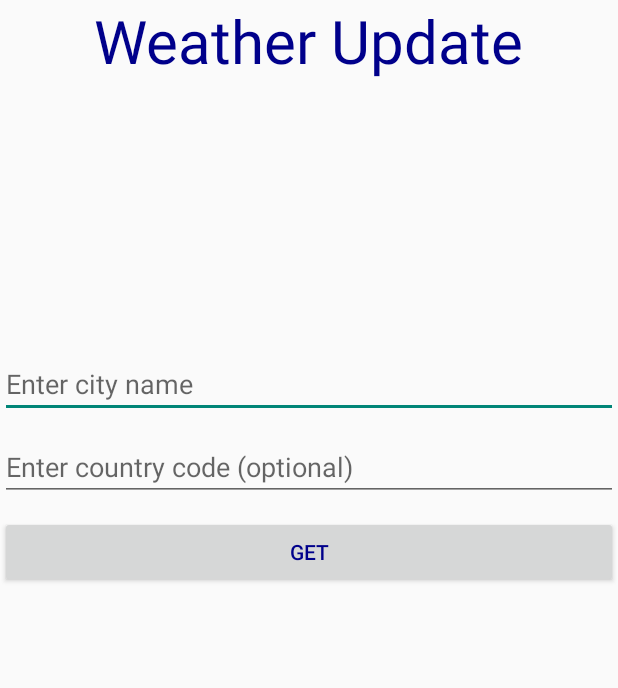
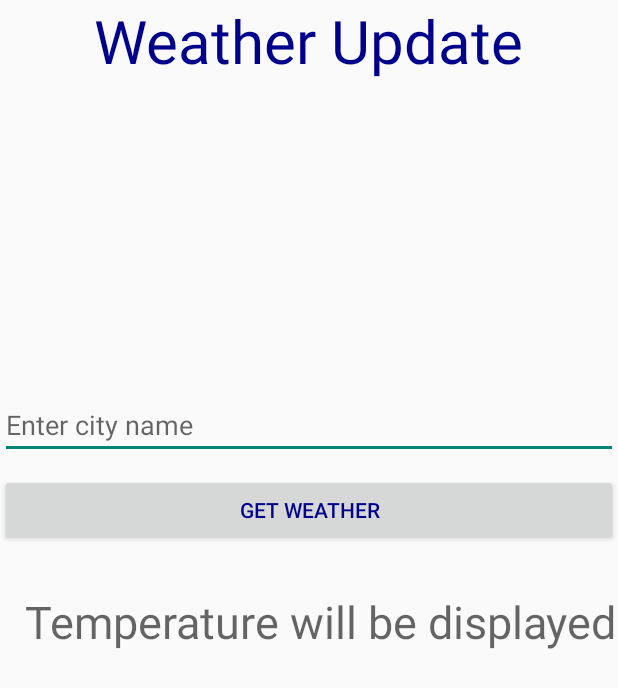
Before and after one commit to sreeginy/Weather-App, an Android app: the screen it shows after launch (MainActivity), on a phone screen of 412 x 824 dp. Shown: the top 688 px of the screen. Run offline under Robolectric (Android 15) with nearby library versions, the phone set to English and light mode, and no system bars; our stand-ins replace Volley; Roboto replaces fonts that are not available here.

Commit message:
create model

```diff
--- a/app/build.gradle
+++ b/app/build.gradle
@@ -41,4 +41,7 @@ dependencies {
 
     implementation 'androidx.swiperefreshlayout:swiperefreshlayout:1.0.0'
     implementation 'com.android.volley:volley:1.2.1'
+    //API
+    implementation 'com.squareup.retrofit2:retrofit:2.9.0'
+    implementation 'com.squareup.retrofit2:converter-gson:2.9.0'
 }
--- /dev/null
+++ b/app/src/main/java/com/sreeginy/weather/weatherAPI.java
@@ -0,0 +1,4 @@
+package com.sreeginy.weather;
+
+public interface weatherAPI {
+}
--- a/app/src/main/res/layout/activity_main.xml
+++ b/app/src/main/res/layout/activity_main.xml
@@ -31,14 +31,6 @@
             android:hint="Enter city name"
             android:inputType="textPersonName" />
 
-        <EditText
-            android:id="@+id/countryEdt"
-            android:layout_width="match_parent"
-            android:layout_height="wrap_content"
-            android:layout_marginBottom="10dp"
-            android:ems="10"
-            android:hint="Enter country code (optional)"
-            android:inputType="textPersonName" />
 
         <Button
             android:id="@+id/getBtn"
@@ -47,7 +39,7 @@
             android:layout_marginBottom="10dp"
             android:backgroundTint="@null"
             android:onClick="getWeatherDetails"
-            android:text="Get"
+            android:text="Get Weather"
             android:textColor="@color/darkblue" />
 
         <ScrollView
@@ -57,7 +49,11 @@
             <TextView
                 android:id="@+id/resultTv"
                 android:layout_width="match_parent"
-                android:layout_height="wrap_content" />
+                android:layout_height="wrap_content"
+                android:textSize="30sp"
+                android:gravity="center"
+                android:layout_marginTop="20dp"
+                android:hint="  Temperature will be displayed"/>
 
 
         </ScrollView>
```
Also changed, not shown: app/src/main/java/com/sreeginy/weather/Example.java (added, +14 -0 lines), app/src/main/java/com/sreeginy/weather/Main.java (added, +99 -0 lines), app/src/main/java/com/sreeginy/weather/MainActivity.java (+41 -30 lines).
